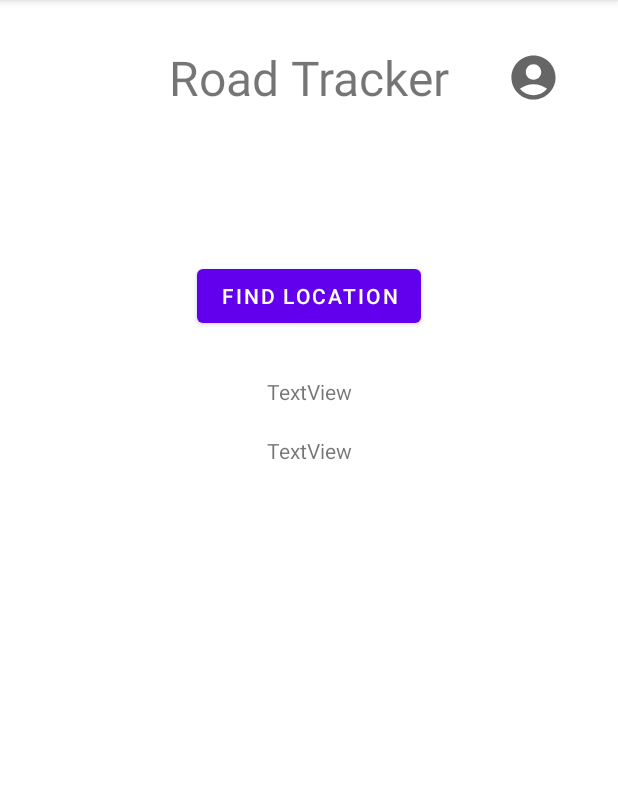
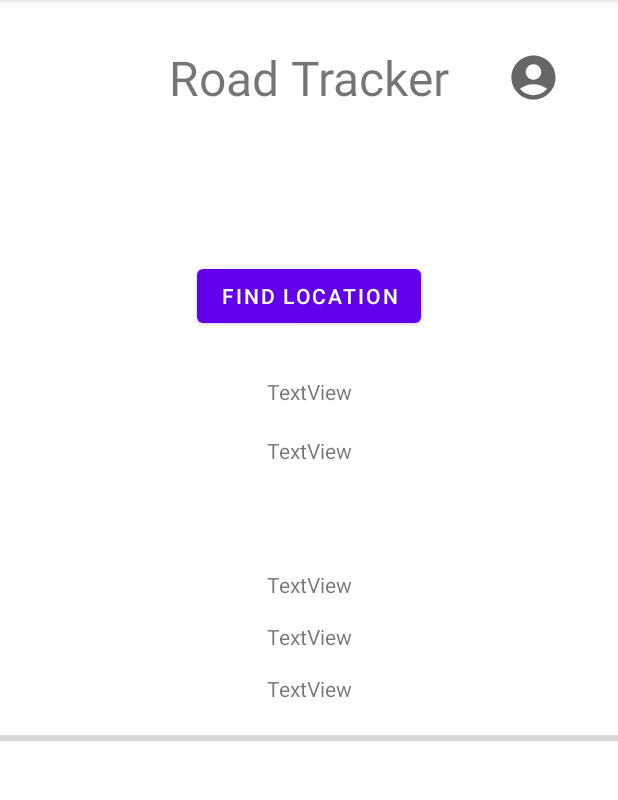
Before and after one commit to Kristav-ghoost/Big-data-2022, an Android app: the MainActivity screen opened directly, with no data from a screen before it, on a phone screen of 412 x 824 dp, the part 84-884 px from its top. Run offline under Robolectric (Android 15) with nearby library versions, the phone set to English and light mode, and no system bars; 1 statement that could not run was skipped.

Commit message:
Zacel z zajemom podatkov iz pospeskometra

```diff
--- a/NPO/app/src/main/java/com/example/npoproject/Login.kt
+++ b/NPO/app/src/main/java/com/example/npoproject/Login.kt
@@ -34,8 +34,9 @@ class Login : AppCompatActivity() {
         app = application as MyApplication
 
 
+        //Naredi nazaj na intent register
         binding.registerBtn.setOnClickListener {
-            val intent = Intent(this, Register::class.java)
+            val intent = Intent(this, MainActivity::class.java)
             startActivity(intent)
         }
     }
--- a/NPO/app/src/main/java/com/example/npoproject/MainActivity.kt
+++ b/NPO/app/src/main/java/com/example/npoproject/MainActivity.kt
@@ -4,6 +4,10 @@ import android.Manifest
 import android.content.Context
 import android.content.Intent
 import android.content.pm.PackageManager
+import android.hardware.Sensor
+import android.hardware.SensorEvent
+import android.hardware.SensorEventListener
+import android.hardware.SensorManager
 import android.location.Location
 import android.location.LocationManager
 import androidx.appcompat.app.AppCompatActivity
@@ -14,11 +18,18 @@ import androidx.core.app.ActivityCompat
 import com.example.npoproject.databinding.ActivityMainBinding
 import com.google.android.gms.location.FusedLocationProviderClient
 import com.google.android.gms.location.LocationServices
+import kotlin.math.sqrt
 
-class MainActivity : AppCompatActivity() {
+class MainActivity : AppCompatActivity(), SensorEventListener {
     private lateinit var binding: ActivityMainBinding
     private val TAG = MainActivity::class.java.simpleName
     lateinit var app: MyApplication
+
+    //Sensor
+    private lateinit var sensorManager: SensorManager
+    private lateinit var accelerometer: Sensor
+    private var currAccValue: Int = 0
+    private var preAccValue: Int = 0
 
     //Location
     private lateinit var fusedLocationProviderClient: FusedLocationProviderClient
@@ -29,6 +40,15 @@ class MainActivity : AppCompatActivity() {
         setContentView(binding.root)
         app = application as MyApplication
 
+        //Sensor
+        sensorManager = getSystemService(SENSOR_SERVICE) as SensorManager
+        accelerometer = sensorManager.getDefaultSensor(Sensor.TYPE_ACCELEROMETER)
+
+        accelerometer?.also {
+            sensorManager.registerListener(this, it, SensorManager.SENSOR_DELAY_NORMAL, SensorManager.SENSOR_DELAY_NORMAL)
+        }
+
+        //Location
         fusedLocationProviderClient = LocationServices.getFusedLocationProviderClient(this)
 
         //Open your profile
@@ -43,6 +63,31 @@ class MainActivity : AppCompatActivity() {
         }
     }
 
+    //ACCELEROMETER
+    override fun onSensorChanged(p0: SensorEvent?) {
+        if(p0?.sensor?.type == Sensor.TYPE_ACCELEROMETER){
+            val x = p0.values[0]
+            val y = p0.values[1]
+            val z = p0.values[2]
+
+            currAccValue = sqrt((x * x + y * y + z * z).toDouble()).toInt()
+            val diffAcc = Math.abs(currAccValue - preAccValue)
+            preAccValue = currAccValue
+
+            binding.one.setText("Curr = " + currAccValue)
+            binding.two.setText("Pre = " + preAccValue)
+            binding.three.text = "Diff = " + diffAcc
+
+            binding.progressBar2.progress = diffAcc
+
+        }
+    }
+
+    override fun onAccuracyChanged(p0: Sensor?, p1: Int) {
+        return
+    }
+
+    //LOCATION
     companion object{
         private const val PERMISSION_REQUEST_ACCESS_LOCATION=100
     }
@@ -62,9 +107,9 @@ class MainActivity : AppCompatActivity() {
                     if(location == null){
                         Toast.makeText(this, "Error finding location", Toast.LENGTH_SHORT).show()
                     }else{
-                        binding.lat.text = location?.latitude.toString()
-                        binding.lon.text = location?.longitude.toString()
-                        Toast.makeText(this, location?.longitude.toString(), Toast.LENGTH_SHORT).show()
+                        binding.lat.text = location.latitude.toString()
+                        binding.lon.text = location.longitude.toString()
+                        Toast.makeText(this, location.longitude.toString(), Toast.LENGTH_SHORT).show()
                     }
                 }
             }else{
@@ -112,4 +157,5 @@ class MainActivity : AppCompatActivity() {
             }
         }
     }
+
 }
--- a/NPO/app/src/main/res/layout/activity_main.xml
+++ b/NPO/app/src/main/res/layout/activity_main.xml
@@ -57,5 +57,46 @@
         app:layout_constraintStart_toStartOf="parent"
         app:layout_constraintTop_toBottomOf="@+id/lat" />
 
+    <TextView
+        android:id="@+id/one"
+        android:layout_width="wrap_content"
+        android:layout_height="wrap_content"
+        android:text="TextView"
+        android:layout_marginTop="70dp"
+        app:layout_constraintEnd_toEndOf="parent"
+        app:layout_constraintStart_toStartOf="parent"
+        app:layout_constraintTop_toBottomOf="@+id/lon" />
+
+    <TextView
+        android:id="@+id/two"
+        android:layout_width="wrap_content"
+        android:layout_height="wrap_content"
+        android:text="TextView"
+        android:layout_marginTop="15dp"
+        app:layout_constraintEnd_toEndOf="parent"
+        app:layout_constraintStart_toStartOf="parent"
+        app:layout_constraintTop_toBottomOf="@+id/one" />
+
+    <TextView
+        android:id="@+id/three"
+        android:layout_width="wrap_content"
+        android:layout_height="wrap_content"
+        android:text="TextView"
+        android:layout_marginTop="15dp"
+        app:layout_constraintEnd_toEndOf="parent"
+        app:layout_constraintStart_toStartOf="parent"
+        app:layout_constraintTop_toBottomOf="@+id/two" />
+
+    <ProgressBar
+        android:id="@+id/progressBar2"
+        style="?android:attr/progressBarStyleHorizontal"
+        android:layout_width="0dp"
+        android:layout_height="wrap_content"
+        android:layout_marginTop="15dp"
+        android:max="15"
+        app:layout_constraintEnd_toEndOf="parent"
+        app:layout_constraintStart_toStartOf="parent"
+        app:layout_constraintTop_toBottomOf="@+id/three" />
+
 
 </androidx.constraintlayout.widget.ConstraintLayout>
```
